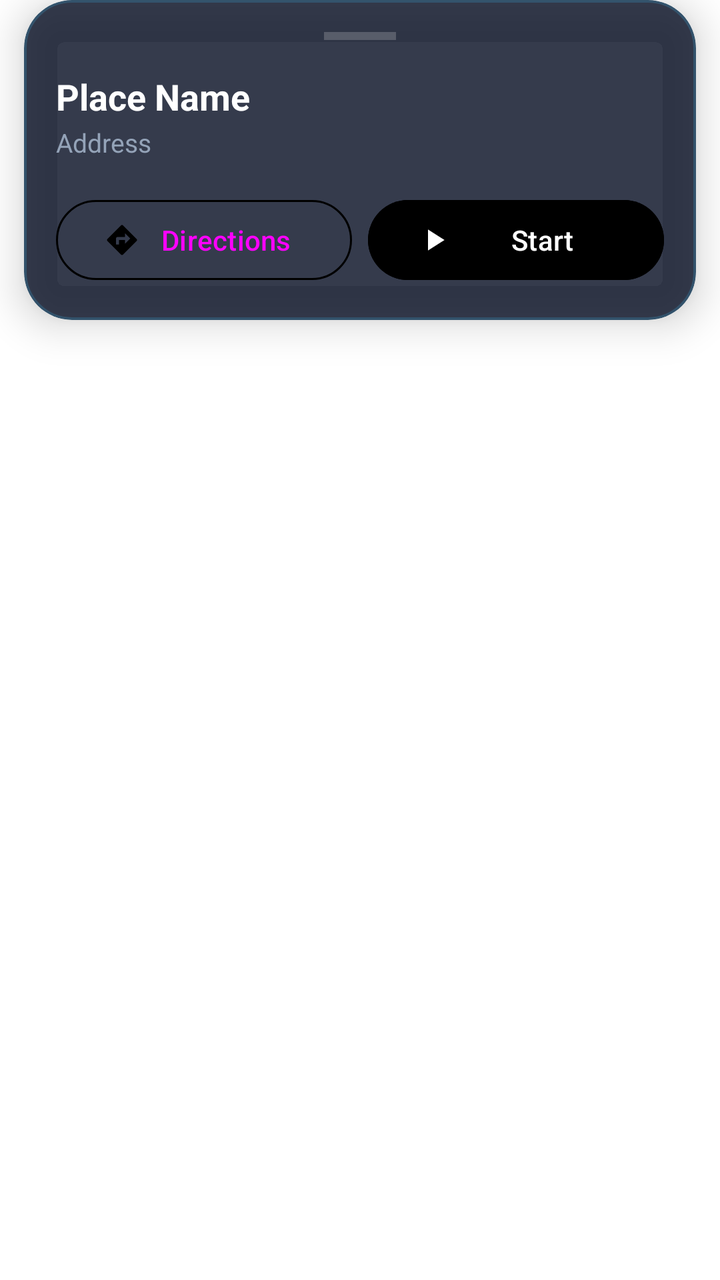
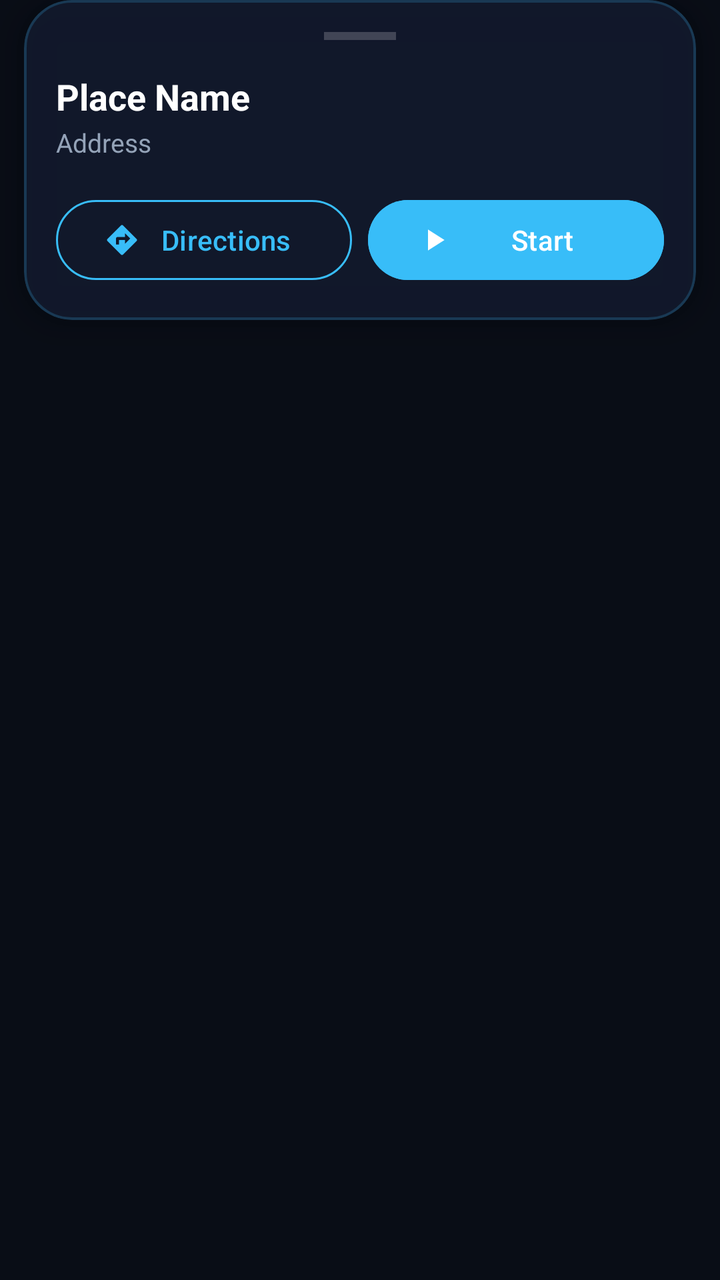

Screens rendered from an Android XML layout before and after an edit, with the pre-edit source and the edit as a unified diff.
<!-- AndroidManifest.xml: application theme Theme.TYMAP -->
<!-- res/layout/bottom_sheet_navigation.xml -->
<?xml version="1.0" encoding="utf-8"?>
<FrameLayout xmlns:android="http://schemas.android.com/apk/res/android"
    xmlns:app="http://schemas.android.com/apk/res-auto"
    android:id="@+id/bottomSheetContainer"
    android:layout_width="match_parent"
    android:layout_height="wrap_content"
    android:background="@android:color/transparent"
    app:behavior_hideable="false"
    app:behavior_peekHeight="120dp"
    app:layout_behavior="com.google.android.material.bottomsheet.BottomSheetBehavior">

    <com.google.android.material.card.MaterialCardView
        android:id="@+id/navigationBottomSheet"
        android:layout_width="match_parent"
        android:layout_height="wrap_content"
        android:layout_marginHorizontal="12dp"
        android:layout_marginBottom="88dp"
        app:cardBackgroundColor="#D9131B2E"
        app:cardCornerRadius="24dp"
        app:cardElevation="12dp"
        app:strokeColor="#3338BDF8"
        app:strokeWidth="1.2dp">

        <LinearLayout
            android:layout_width="match_parent"
            android:layout_height="wrap_content"
            android:orientation="vertical"
            android:padding="16dp">

            <View
                android:layout_width="36dp"
                android:layout_height="4dp"
                android:layout_gravity="center_horizontal"
                android:layout_marginBottom="16dp"
                android:background="#33FFFFFF" />

            
            <LinearLayout
                android:id="@+id/layoutPlaceInfo"
                android:layout_width="match_parent"
                android:layout_height="wrap_content"
                android:orientation="vertical"
                android:visibility="visible">

                <TextView
                    android:id="@+id/tvPlaceName"
                    android:layout_width="wrap_content"
                    android:layout_height="wrap_content"
                    android:text="Place Name"
                    android:textColor="@android:color/white"
                    android:textSize="18sp"
                    android:textStyle="bold" />

                <TextView
                    android:id="@+id/tvPlaceAddress"
                    android:layout_width="wrap_content"
                    android:layout_height="wrap_content"
                    android:layout_marginTop="2dp"
                    android:text="Address"
                    android:textColor="#94A3B8"
                    android:textSize="13sp" />

                <LinearLayout
                    android:layout_width="match_parent"
                    android:layout_height="wrap_content"
                    android:layout_marginTop="16dp"
                    android:orientation="horizontal">

                    <Button
                        android:id="@+id/btnDirections"
                        style="@style/Widget.Material3.Button.OutlinedButton"
                        android:layout_width="0dp"
                        android:layout_height="wrap_content"
                        android:layout_marginEnd="8dp"
                        android:layout_weight="1"
                        android:text="@string/directions"
                        android:textColor="@color/colorAccentCyan"
                        app:icon="@drawable/ic_directions"
                        app:iconTint="@color/colorAccentCyan"
                        app:strokeColor="@color/colorAccentCyan" />

                    <Button
                        android:id="@+id/btnStart"
                        android:layout_width="0dp"
                        android:layout_height="wrap_content"
                        android:layout_weight="1"
                        android:backgroundTint="@color/colorAccentCyan"
                        android:text="@string/start"
                        android:textColor="@android:color/white"
                        app:icon="@drawable/ic_play"
                        app:iconTint="@android:color/white" />
                </LinearLayout>
            </LinearLayout>

            
            <LinearLayout
                android:id="@+id/layoutRoutePreview"
                android:layout_width="match_parent"
                android:layout_height="wrap_content"
                android:orientation="vertical"
                android:visibility="gone">

                <TextView
                    android:id="@+id/tvRouteSummary"
                    android:layout_width="wrap_content"
                    android:layout_height="wrap_content"
                    android:text="--"
                    android:textColor="@android:color/white"
                    android:textSize="18sp"
                    android:textStyle="bold" />

                <androidx.recyclerview.widget.RecyclerView
                    android:id="@+id/rvAlternatives"
                    android:layout_width="match_parent"
                    android:layout_height="wrap_content"
                    android:layout_marginTop="8dp" />

                <Button
                    android:id="@+id/btnStartFromPreview"
                    android:layout_width="match_parent"
                    android:layout_height="wrap_content"
                    android:layout_marginTop="16dp"
                    android:backgroundTint="@color/colorAccentCyan"
                    android:text="@string/start"
                    android:textColor="@android:color/white"
                    app:icon="@drawable/ic_play"
                    app:iconTint="@android:color/white" />
            </LinearLayout>

            
            <LinearLayout
                android:id="@+id/layoutNavigation"
                android:layout_width="match_parent"
                android:layout_height="wrap_content"
                android:orientation="vertical"
                android:visibility="gone">

                <LinearLayout
                    android:layout_width="match_parent"
                    android:layout_height="wrap_content"
                    android:gravity="center_vertical"
                    android:orientation="horizontal">

                    <ImageView
                        android:id="@+id/ivNavIcon"
                        android:layout_width="48dp"
                        android:layout_height="48dp"
                        android:src="@drawable/ic_directions"
                        app:tint="@color/colorAccentCyan" />

                    <LinearLayout
                        android:layout_width="0dp"
                        android:layout_height="wrap_content"
                        android:layout_marginStart="16dp"
                        android:layout_weight="1"
                        android:orientation="vertical">

                        <TextView
                            android:id="@+id/tvNavInstruction"
                            android:layout_width="wrap_content"
                            android:layout_height="wrap_content"
                            android:text="--"
                            android:textColor="@android:color/white"
                            android:textSize="17sp"
                            android:textStyle="bold" />

                        <TextView
                            android:id="@+id/tvNavDistance"
                            android:layout_width="wrap_content"
                            android:layout_height="wrap_content"
                            android:text="--"
                            android:textColor="@color/colorAccentCyan"
                            android:textSize="14sp" />
                    </LinearLayout>

                    <ImageButton
                        android:id="@+id/btnRouteInfo"
                        android:layout_width="40dp"
                        android:layout_height="40dp"
                        android:background="?attr/selectableItemBackgroundBorderless"
                        android:src="@drawable/ic_directions"
                        app:tint="@color/colorAccentCyan" />
                </LinearLayout>

                <View
                    android:layout_width="match_parent"
                    android:layout_height="1dp"
                    android:layout_marginVertical="14dp"
                    android:background="#1FFFFFFF" />

                <LinearLayout
                    android:layout_width="match_parent"
                    android:layout_height="wrap_content"
                    android:gravity="center_vertical"
                    android:orientation="horizontal">

                    <TextView
                        android:id="@+id/tvNavEta"
                        android:layout_width="0dp"
                        android:layout_height="wrap_content"
                        android:layout_weight="1"
                        android:text="--"
                        android:textColor="#10B981"
                        android:textSize="14sp"
                        android:textStyle="bold" />

                    <Button
                        android:id="@+id/btnEndNav"
                        style="@style/Widget.Material3.Button.TonalButton"
                        android:layout_width="wrap_content"
                        android:layout_height="wrap_content"
                        android:backgroundTint="#EF4444"
                        android:text="@string/end"
                        android:textColor="@android:color/white"
                        app:icon="@drawable/ic_stop"
                        app:iconTint="@android:color/white" />
                </LinearLayout>
            </LinearLayout>

        </LinearLayout>
    </com.google.android.material.card.MaterialCardView>
</FrameLayout>
<!-- resources referenced by this layout -->
<resources>
  <!-- drawable ic_directions (drawable) -->
  <vector xmlns:android="http://schemas.android.com/apk/res/android"
      android:width="24dp"
      android:height="24dp"
      android:viewportWidth="24"
      android:viewportHeight="24">
    <path
        android:fillColor="@android:color/black"
        android:pathData="M21.71,11.29l-9,-9c-0.39,-0.39 -1.02,-0.39 -1.41,0l-9,9c-0.39,0.39 -0.39,1.02 0,1.41l9,9c0.39,0.39 1.02,0.39 1.41,0l9,-9C22.1,12.31 22.1,11.68 21.71,11.29zM14,14.5V12h-4v3H8v-4c0,-0.55 0.45,-1 1,-1h5V7.5l3.5,3.5L14,14.5z"/>
  </vector>
  <!-- drawable ic_play (drawable) -->
  <vector xmlns:android="http://schemas.android.com/apk/res/android"
      android:width="24dp"
      android:height="24dp"
      android:viewportWidth="24"
      android:viewportHeight="24">
    <path
        android:fillColor="@android:color/black"
        android:pathData="M8,5v14l11,-7z"/>
  </vector>
  <!-- drawable ic_stop (drawable) -->
  <vector xmlns:android="http://schemas.android.com/apk/res/android"
      android:width="24dp"
      android:height="24dp"
      android:viewportWidth="24"
      android:viewportHeight="24">
    <path
        android:fillColor="@android:color/black"
        android:pathData="M6,6h12v12H6z"/>
  </vector>
  <string name="directions">Directions</string>
  <string name="end">End</string>
  <string name="start">Start</string>
  <style name="Theme.TYMAP" parent="Theme.Material3.Dark.NoActionBar">
          
          <item name="colorPrimary">@color/colorAccentCyan</item>
          <item name="colorOnPrimary">@color/white</item>
  
          
          <item name="android:windowBackground">@color/colorBackgroundDeep</item>
          <item name="colorSurface">@color/colorSurfaceGlass</item>
          <item name="colorOnSurface">#FFFFFF</item>
          <item name="colorSurfaceVariant">#1E293B</item>
          <item name="colorOnSurfaceVariant">#94A3B8</item>
  
          
          <item name="android:statusBarColor">@color/colorBackgroundDeep</item>
          <item name="android:navigationBarColor">@color/colorBackgroundDeep</item>
      </style>
  <color name="white">#FFFFFFFF</color>
</resources>

<!-- the commit's change to res/layout/bottom_sheet_navigation.xml (unified diff, before → after) -->
@@ -14,7 +14,7 @@
         android:layout_width="match_parent"
         android:layout_height="wrap_content"
         android:layout_marginHorizontal="12dp"
-        android:layout_marginBottom="88dp"
+        android:layout_marginBottom="16dp"
         app:cardBackgroundColor="#D9131B2E"
         app:cardCornerRadius="24dp"
         app:cardElevation="12dp"
<!-- resource entries referenced after the edit -->
@@ -1,5 +1,6 @@
 <!-- resources referenced by this layout -->
 <resources>
+  <color name="colorAccentCyan">#38BDF8</color>
   <!-- drawable ic_directions (drawable) -->
   <vector xmlns:android="http://schemas.android.com/apk/res/android"
       android:width="24dp"
@@ -50,5 +51,7 @@
           <item name="android:navigationBarColor">@color/colorBackgroundDeep</item>
       </style>
   <color name="white">#FFFFFFFF</color>
+  <color name="colorBackgroundDeep">#090D16</color>
+  <color name="colorSurfaceGlass">#D90F172A</color>
 </resources>
 
